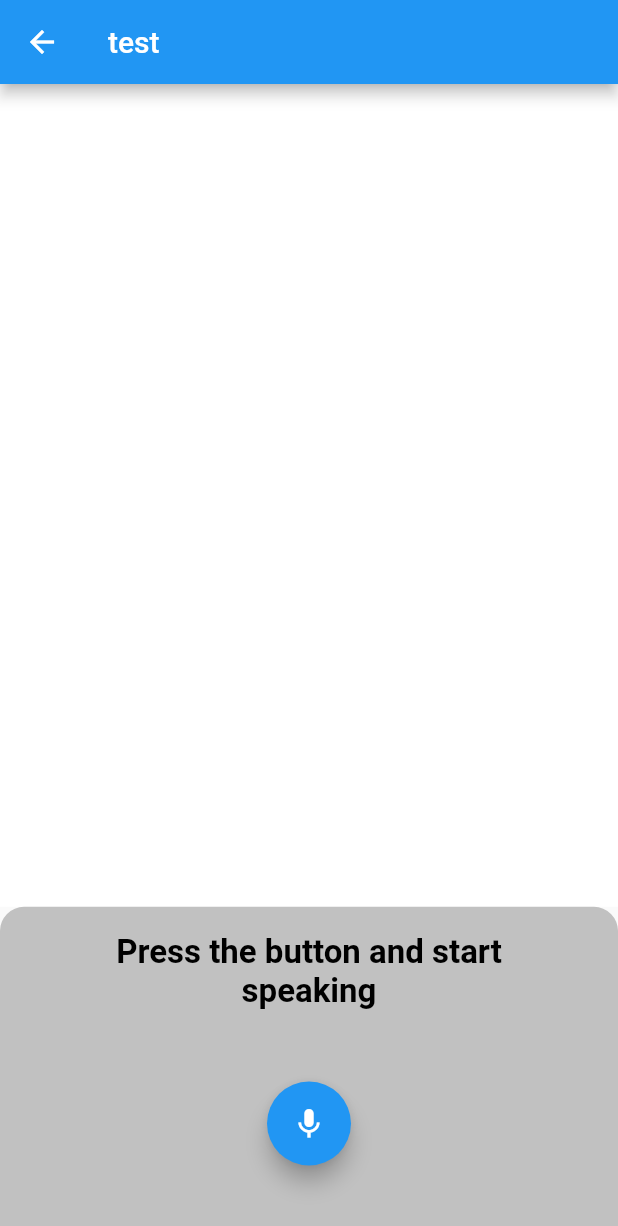
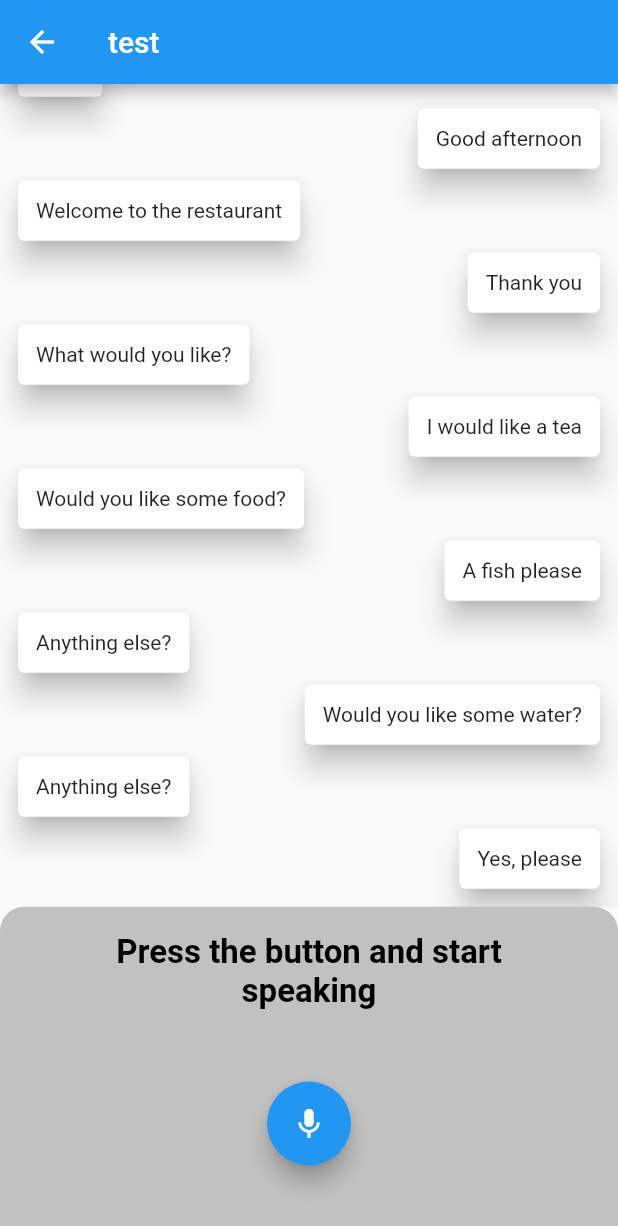
Before and after one commit to iyer99iyer/AI-Friend, a Flutter app: the TopicLearningView screen opened by its route, on a phone screen of 412 x 824 dp. Shown: the top 1226 px of the screen. Run offline on Flutter 3.47's test engine with Material 2 defaults, Android fonts, the phone set to English and light mode, and no system bars; drawn by our look-alikes of avatar_glow, grouped_list; our stand-ins replace drift, google_fonts, speech_to_text, stacked, stacked_services; accounts and stored records are empty; generated files the repository leaves out were written again.

Commit message:
added conversation cards

```diff
--- a/lib/model/conversation_model.dart
+++ b/lib/model/conversation_model.dart
@@ -1,7 +1,13 @@
-class Conversation{
+class Conversation {
   final String sentence;
   final String type;
   final DateTime currentDateTime;
+  final String option;
 
-  Conversation({required this.sentence, required this.type, required this.currentDateTime});
+  Conversation({
+    required this.sentence,
+    required this.type,
+    required this.currentDateTime,
+    required this.option,
+  });
 }
--- a/lib/ui/dashboard/dashboard_view.dart
+++ b/lib/ui/dashboard/dashboard_view.dart
@@ -17,7 +17,9 @@ class DashboardView extends StatelessWidget {
                 shrinkWrap: true,
                 itemCount: model.getConversationTiles.length,
                 itemBuilder: (BuildContext context, int index) {
-                  return Card(
+                  return InkWell(
+                    onTap: ()=>model.navigateToConversationPage(model.getConversationTiles[index].categoryName),
+                    child: Card(
                       child: ListTile(
                         leading: CircleAvatar(
                             // backgroundColor: Color(0xFF000000)
@@ -26,6 +28,7 @@ class DashboardView extends StatelessWidget {
                         title: Text(model.getConversationTiles[index].categoryName),
                         subtitle: Text(model.getConversationTiles[index].lastConversation),
                         trailing: Text(model.getConversationTiles[index].lastConversationDateTime.minute.toString()),
+                      ),
                     ),
                   );
                 }),
--- a/lib/ui/dashboard/dashboard_viewmodel.dart
+++ b/lib/ui/dashboard/dashboard_viewmodel.dart
@@ -1,5 +1,6 @@
 import 'package:ai_friend/app/app.router.dart';
 import 'package:ai_friend/model/conversation_tile.dart';
+import 'package:ai_friend/ui/topic_learning/topic_learning_view.dart';
 import 'package:flutter/material.dart';
 import 'package:stacked/stacked.dart';
 import 'package:stacked_services/stacked_services.dart';
@@ -27,4 +28,8 @@ class DashboardViewModel extends BaseViewModel{
   navigateToNewConversationPage() {
     _navigationService.navigateTo(Routes.optionsView);
   }
+
+  navigateToConversationPage(String categoryName) {
+    _navigationService.navigateToView(TopicLearningView(topicName: categoryName));
+  }
 }
--- /dev/null
+++ b/lib/ui/shared/constants.dart
@@ -0,0 +1,16 @@
+import '../../model/conversation_model.dart';
+
+List<Conversation> constConversations = [
+  Conversation(sentence: 'Hello', type: 'bot', currentDateTime: DateTime.now(), option: 'restaurant'),
+  Conversation(sentence: 'Good afternoon', type: 'human', currentDateTime: DateTime.now(), option: 'restaurant'),
+  Conversation(sentence: 'Welcome to the restaurant', type: 'bot', currentDateTime: DateTime.now(), option: 'restaurant'),
+  Conversation(sentence: 'Thank you', type: 'human', currentDateTime: DateTime.now(), option: 'restaurant'),
+  Conversation(sentence: 'What would you like?', type: 'bot', currentDateTime: DateTime.now(), option: 'restaurant'),
+  Conversation(sentence: 'I would like a tea', type: 'human', currentDateTime: DateTime.now(), option: 'restaurant'),
+  Conversation(sentence: 'Would you like some food?', type: 'bot', currentDateTime: DateTime.now(), option: 'restaurant'),
+  Conversation(sentence: 'A fish please', type: 'human', currentDateTime: DateTime.now(), option: 'restaurant'),
+  Conversation(sentence: 'Anything else?', type: 'bot', currentDateTime: DateTime.now(), option: 'restaurant'),
+  Conversation(sentence: 'Would you like some water?', type: 'human', currentDateTime: DateTime.now(), option: 'restaurant'),
+  Conversation(sentence: 'Anything else?', type: 'bot', currentDateTime: DateTime.now(), option: 'restaurant'),
+  Conversation(sentence: 'Yes, please', type: 'human', currentDateTime: DateTime.now(), option: 'restaurant'),
+];
--- a/lib/ui/topic_learning/topic_learning_view.dart
+++ b/lib/ui/topic_learning/topic_learning_view.dart
@@ -1,7 +1,10 @@
+import 'package:ai_friend/model/conversation_model.dart';
 import 'package:ai_friend/ui/topic_learning/topic_learning_viewmodel.dart';
 import 'package:avatar_glow/avatar_glow.dart';
 import 'package:flutter/material.dart';
 import 'package:google_fonts/google_fonts.dart';
+import 'package:grouped_list/grouped_list.dart';
+import 'package:intl/intl.dart';
 import 'package:stacked/stacked.dart';
 
 class TopicLearningView extends StatelessWidget {
@@ -21,9 +24,45 @@ class TopicLearningView extends StatelessWidget {
                 children: [
                   Expanded(
                     flex: 5,
-                    child: Container(
-                      color: Colors.white,
-                    ),
+                    child: GroupedListView<Conversation,DateTime>(
+                      padding: const EdgeInsets.all(8),
+                      reverse: true,
+                      order: GroupedListOrder.DESC,
+                      useStickyGroupSeparators: true,
+                      floatingHeader: true,
+                      elements: model.conversations,
+                      groupBy: (conversation)=>DateTime(
+                        conversation.currentDateTime.year,
+                        conversation.currentDateTime.month,
+                        conversation.currentDateTime.day,
+                      ),
+                      groupHeaderBuilder: (Conversation conversation) => SizedBox(
+                        height: 40,
+                        child: Center(
+                          child: Card(
+                            color: Theme.of(context).primaryColor,
+                            child: Padding(
+                              padding: const EdgeInsets.all(8),
+                              child: Text(
+                                DateFormat.yMMMd().format(conversation.currentDateTime),
+                                style: const TextStyle(color: Colors.white),
+                              ),
+                            ),
+                          ),
+                        ),
+                      ),
+                      itemBuilder: (context, Conversation conversation) => Align(
+                        alignment: conversation.type == 'human'
+                            ?Alignment.centerRight
+                            :Alignment.centerLeft,
+                        child: Card(
+                          elevation: 8,
+                          child: Padding(padding: const EdgeInsets.all(12),
+                            child: Text(conversation.sentence),
+                          ),
+                        ),
+                      ),
+                    )
                   ),
                   // Voice recognition Container
                   Expanded(
--- a/lib/ui/topic_learning/topic_learning_viewmodel.dart
+++ b/lib/ui/topic_learning/topic_learning_viewmodel.dart
@@ -1,3 +1,5 @@
+import 'package:ai_friend/model/conversation_model.dart';
+import 'package:ai_friend/ui/shared/constants.dart';
 import 'package:stacked/stacked.dart';
 import 'package:stacked_services/stacked_services.dart';
 import 'package:speech_to_text/speech_to_text.dart' as stt;
@@ -9,6 +11,7 @@ class TopicLearningViewModel extends BaseViewModel {
   final _navigationService = locator<NavigationService>();
 
   late stt.SpeechToText _speech;
+  List<Conversation> _conversations = [];
   bool _isListening = false;
   String _textHint = 'Hello how are you doing';
   String _textListening = '';
@@ -18,21 +21,31 @@ class TopicLearningViewModel extends BaseViewModel {
   String get textHint => _textHint;
   String get textListening => _textListening;
   double get confidence => _confidence;
+  List<Conversation> get conversations => _conversations;
 
   Future init() async {
     _speech = stt.SpeechToText();
+    _conversations = constConversations;
   }
 
   onTapSendButton() {
     _textListening = _textListening.trim();
+
+    _conversations.add(Conversation(sentence: _textListening, type: 'human', currentDateTime: DateTime.now(), option: 'restaurant'));
+
     print('_textListening : ${_textListening.toUpperCase()} == _textHint : ${_textHint.toUpperCase()}');
+
+
     if(_textListening.toUpperCase() == _textHint.toUpperCase()) {
       print('true');
-      _textListening = '';
+      _conversations.add(Conversation(sentence: 'You have correctly said', type: 'bot', currentDateTime: DateTime.now(), option: 'restaurant'));
+
     }else
       {
+        _conversations.add(Conversation(sentence: 'Please try again', type: 'bot', currentDateTime: DateTime.now(), option: 'restaurant'));
         print('_textListening : ${_textListening.toUpperCase()} == _textHint : ${_textHint.toUpperCase()}');
       }
+    _textListening = '';
     notifyListeners();
   }
 
```
Lines whose indentation alone changed are shown as unchanged.
